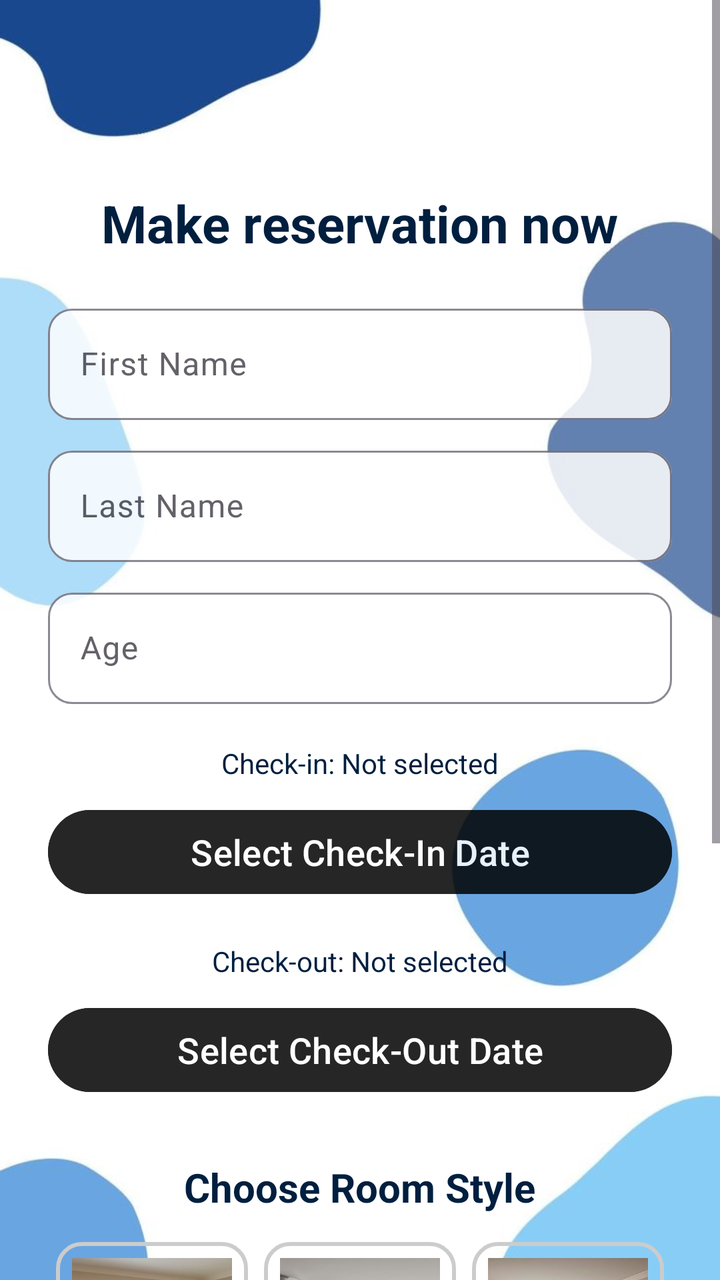
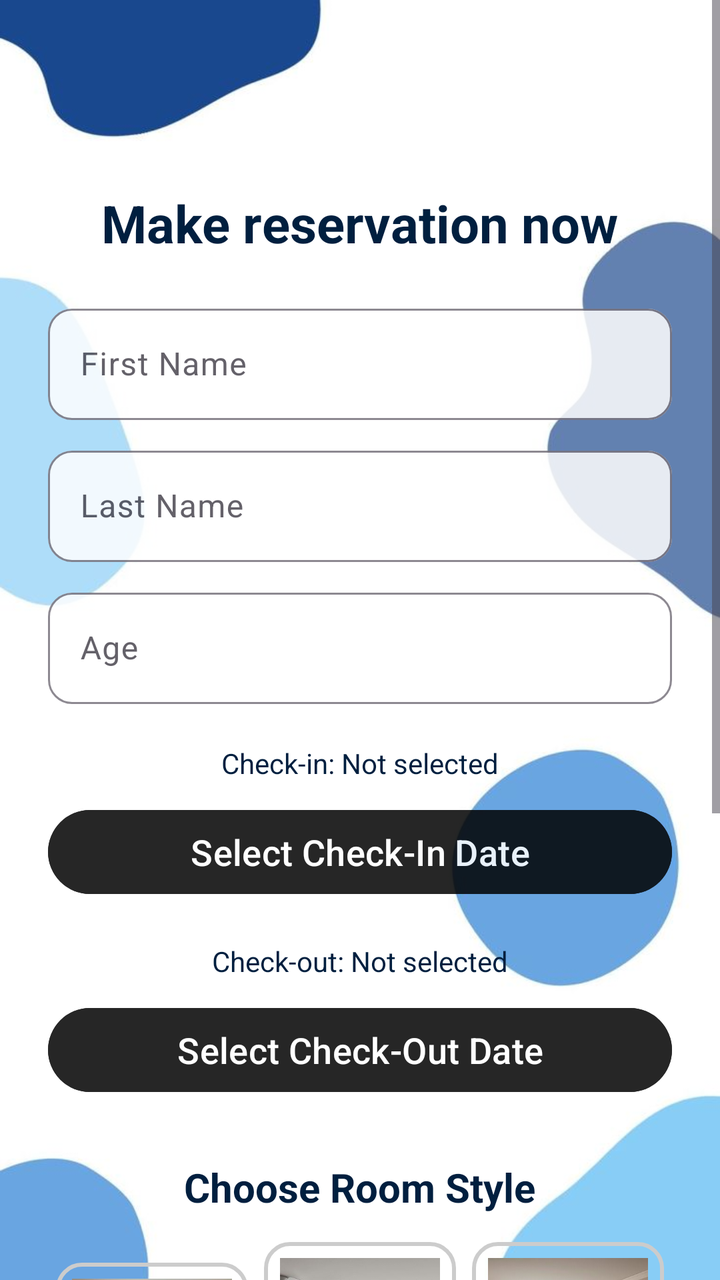

Screens rendered from an Android XML layout before and after an edit, with the pre-edit source and the edit as a unified diff.
<!-- AndroidManifest.xml: activity theme Theme.Material3.Light -->
<!-- res/layout/activity_booking.xml -->
<ScrollView
    xmlns:android="http://schemas.android.com/apk/res/android"
    xmlns:app="http://schemas.android.com/apk/res-auto"
    android:layout_width="match_parent"
    android:layout_height="match_parent"
    android:background="@drawable/background"
    android:fillViewport="true">

    <LinearLayout
        android:layout_width="match_parent"
        android:layout_height="wrap_content"
        android:orientation="vertical"
        android:gravity="center_horizontal"
        android:padding="24dp"
        android:layout_marginTop="30dp">

        <TextView
            android:id="@+id/tvWelcome"
            android:layout_width="wrap_content"
            android:layout_height="wrap_content"
            android:text="Make reservation now"
            android:textColor="#001F3F"
            android:textSize="26sp"
            android:textStyle="bold"
            android:layout_marginTop="40dp"
            android:layout_marginBottom="10dp" />

        <com.google.android.material.textfield.TextInputLayout
            android:layout_width="match_parent"
            android:layout_height="wrap_content"
            android:layout_marginTop="10dp"
            app:boxBackgroundMode="outline"
            app:boxCornerRadiusTopStart="12dp"
            app:boxCornerRadiusTopEnd="12dp"
            app:boxCornerRadiusBottomStart="12dp"
            app:boxCornerRadiusBottomEnd="12dp"
            app:boxBackgroundColor="@android:color/white"
            android:alpha="0.85"
            android:hint="First Name">

            <com.google.android.material.textfield.TextInputEditText
                android:id="@+id/firstName"
                android:layout_width="match_parent"
                android:layout_height="wrap_content"
                android:inputType="textPersonName" />
        </com.google.android.material.textfield.TextInputLayout>

        <com.google.android.material.textfield.TextInputLayout
            android:layout_width="match_parent"
            android:layout_height="wrap_content"
            android:layout_marginTop="10dp"
            app:boxBackgroundMode="outline"
            app:boxCornerRadiusTopStart="12dp"
            app:boxCornerRadiusTopEnd="12dp"
            app:boxCornerRadiusBottomStart="12dp"
            app:boxCornerRadiusBottomEnd="12dp"
            app:boxBackgroundColor="@android:color/white"
            android:alpha="0.85"
            android:hint="Last Name">

            <com.google.android.material.textfield.TextInputEditText
                android:id="@+id/lastName"
                android:layout_width="match_parent"
                android:layout_height="wrap_content"
                android:inputType="textPersonName" />
        </com.google.android.material.textfield.TextInputLayout>

        <com.google.android.material.textfield.TextInputLayout
            android:layout_width="match_parent"
            android:layout_height="wrap_content"
            android:layout_marginTop="10dp"
            app:boxBackgroundMode="outline"
            app:boxCornerRadiusTopStart="12dp"
            app:boxCornerRadiusTopEnd="12dp"
            app:boxCornerRadiusBottomStart="12dp"
            app:boxCornerRadiusBottomEnd="12dp"
            app:boxBackgroundColor="@android:color/white"
            android:alpha="0.85"
            android:hint="Age">

            <com.google.android.material.textfield.TextInputEditText
                android:id="@+id/age"
                android:layout_width="match_parent"
                android:layout_height="wrap_content"
                android:inputType="number" />
        </com.google.android.material.textfield.TextInputLayout>

        <TextView
            android:id="@+id/checkInText"
            android:layout_width="wrap_content"
            android:layout_height="wrap_content"
            android:text="Check-in: Not selected"
            android:layout_marginTop="20dp"
            android:textColor="#001F3F" />

        <Button
            android:id="@+id/pickCheckIn"
            android:layout_width="match_parent"
            android:layout_height="wrap_content"
            android:layout_marginTop="10dp"
            android:text="Select Check-In Date"
            android:textSize="18sp"
            android:textColor="#FFFFFF"
            android:backgroundTint="@android:color/black"
            android:alpha="0.85"
            android:minHeight="50dp"/>

        <TextView
            android:id="@+id/checkOutText"
            android:layout_width="wrap_content"
            android:layout_height="wrap_content"
            android:text="Check-out: Not selected"
            android:layout_marginTop="20dp"
            android:textColor="#001F3F" />

        <Button
            android:id="@+id/pickCheckOut"
            android:layout_width="match_parent"
            android:layout_height="wrap_content"
            android:layout_marginTop="10dp"
            android:text="Select Check-Out Date"
            android:textSize="18sp"
            android:textColor="#FFFFFF"
            android:backgroundTint="@android:color/black"
            android:alpha="0.85"
            android:minHeight="50dp"/>

        <TextView
            android:id="@+id/tvRoomStyle"
            android:layout_width="wrap_content"
            android:layout_height="wrap_content"
            android:text="Choose Room Style"
            android:textColor="#001F3F"
            android:textSize="20sp"
            android:textStyle="bold"
            android:layout_marginTop="30dp" />

        <LinearLayout
            android:layout_width="match_parent"
            android:layout_height="wrap_content"
            android:orientation="horizontal"
            android:gravity="center"
            android:layout_marginTop="10dp">

            <LinearLayout
                android:id="@+id/layoutDeluxe"
                android:layout_width="0dp"
                android:layout_height="wrap_content"
                android:layout_weight="1"
                android:orientation="vertical"
                android:gravity="center"
                android:layout_margin="4dp"
                android:clickable="true"
                android:focusable="true"
                android:background="@drawable/room_selector_bg"
                android:padding="8dp">

                <ImageView
                    android:id="@+id/imgDeluxe"
                    android:layout_width="120dp"
                    android:layout_height="120dp"
                    android:src="@drawable/room1"
                    android:layout_marginBottom="10dp"
                    android:scaleType="centerCrop" />

                <TextView
                    android:layout_width="wrap_content"
                    android:layout_height="wrap_content"
                    android:text="Deluxe\nRs.6000/night"
                    android:textAlignment="center"
                    android:textColor="#000000" />
            </LinearLayout>

            <LinearLayout
                android:id="@+id/layoutPremium"
                android:layout_width="0dp"
                android:layout_height="wrap_content"
                android:layout_weight="1"
                android:orientation="vertical"
                android:gravity="center"
                android:layout_margin="4dp"
                android:clickable="true"
                android:focusable="true"
                android:background="@drawable/room_selector_bg"
                android:padding="8dp">

                <ImageView
                    android:id="@+id/imgPremium"
                    android:layout_width="120dp"
                    android:layout_height="120dp"
                    android:src="@drawable/room2"
                    android:layout_marginBottom="10dp"
                    android:scaleType="centerCrop" />

                <TextView
                    android:layout_width="wrap_content"
                    android:layout_height="wrap_content"
                    android:text="Premium\nRs.10500/night"
                    android:textAlignment="center"
                    android:textColor="#000000" />
            </LinearLayout>

            <LinearLayout
                android:id="@+id/layoutExecutive"
                android:layout_width="0dp"
                android:layout_height="wrap_content"
                android:layout_weight="1"
                android:orientation="vertical"
                android:gravity="center"
                android:layout_margin="4dp"
                android:clickable="true"
                android:focusable="true"
                android:background="@drawable/room_selector_bg"
                android:padding="8dp">

                <ImageView
                    android:id="@+id/imgExecutive"
                    android:layout_width="120dp"
                    android:layout_height="120dp"
                    android:src="@drawable/room3"
                    android:layout_marginBottom="10dp"
                    android:scaleType="centerCrop" />

                <TextView
                    android:layout_width="wrap_content"
                    android:layout_height="wrap_content"
                    android:text="Executive\nRs.15000/night"
                    android:textAlignment="center"
                    android:textColor="#000000" />
            </LinearLayout>

        </LinearLayout>

        <com.google.android.material.textfield.TextInputLayout
            android:layout_width="match_parent"
            android:layout_height="wrap_content"
            android:layout_marginTop="15dp"
            android:visibility="gone">

            <com.google.android.material.textfield.TextInputEditText
                android:id="@+id/selectedRoom"
                android:layout_width="match_parent"
                android:layout_height="wrap_content"
                android:inputType="text" />
        </com.google.android.material.textfield.TextInputLayout>

        <Button
            android:id="@+id/submitBtn"
            android:layout_width="match_parent"
            android:layout_height="wrap_content"
            android:layout_marginTop="25dp"
            android:text="Submit"
            android:textSize="18sp"
            android:textColor="#FFFFFF"
            android:backgroundTint="@android:color/black"
            android:layout_marginBottom="50dp"
            android:alpha="0.85"
            android:minHeight="50dp"/>

    </LinearLayout>
</ScrollView>
<!-- resources referenced by this layout -->
<resources>
  <!-- drawable background: jpeg bitmap (drawable, 17214 bytes) -->
  <!-- drawable room1: jpg bitmap (drawable, 40360 bytes) -->
  <!-- drawable room2: jpg bitmap (drawable, 38066 bytes) -->
  <!-- drawable room3: jpg bitmap (drawable, 35781 bytes) -->
  <!-- drawable room_selector_bg (drawable) -->
  <?xml version="1.0" encoding="utf-8"?>
  <selector xmlns:android="http://schemas.android.com/apk/res/android">
  
      <item android:state_selected="true">
          <shape android:shape="rectangle">
              <stroke
                  android:width="2dp"
                  android:color="#2196F3" /> <solid android:color="@android:color/transparent" /> <corners android:radius="12dp" /> </shape>
      </item>
  
      <item>
          <shape android:shape="rectangle">
              <solid android:color="@android:color/transparent" />
              <stroke
                  android:width="2dp"
                  android:color="#CCCCCC" /> <corners android:radius="12dp" /> </shape>
      </item>
  </selector>
</resources>

<!-- the commit's change to res/layout/activity_booking.xml (unified diff, before → after) -->
@@ -167,6 +167,7 @@
                     android:layout_width="wrap_content"
                     android:layout_height="wrap_content"
                     android:text="Deluxe\nRs.6000/night"
+                    android:textSize="18sp"
                     android:textAlignment="center"
                     android:textColor="#000000" />
             </LinearLayout>
@@ -196,6 +197,7 @@
                     android:layout_width="wrap_content"
                     android:layout_height="wrap_content"
                     android:text="Premium\nRs.10500/night"
+                    android:textSize="18sp"
                     android:textAlignment="center"
                     android:textColor="#000000" />
             </LinearLayout>
@@ -225,6 +227,7 @@
                     android:layout_width="wrap_content"
                     android:layout_height="wrap_content"
                     android:text="Executive\nRs.15000/night"
+                    android:textSize="18sp"
                     android:textAlignment="center"
                     android:textColor="#000000" />
             </LinearLayout>
